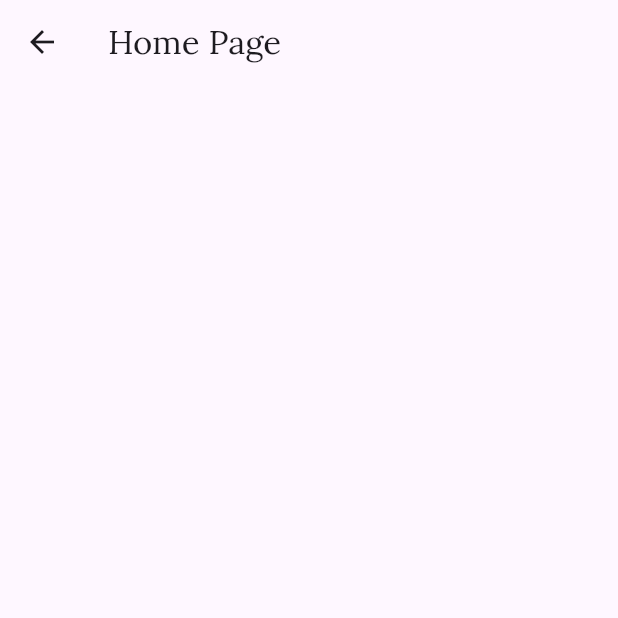
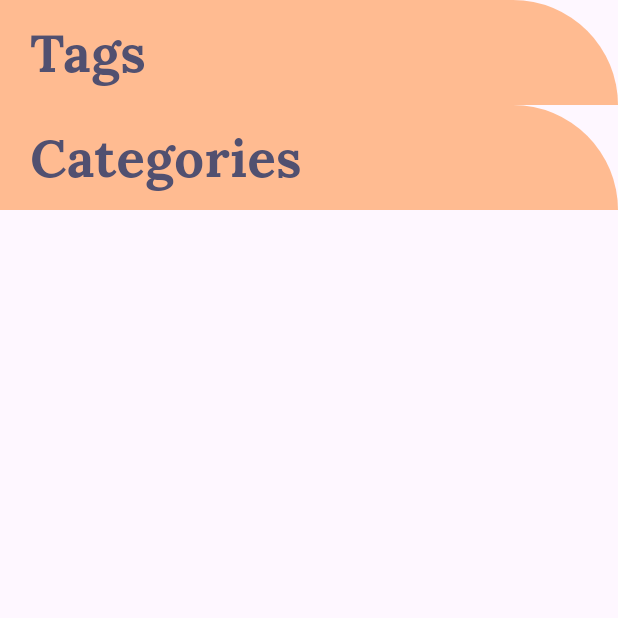
Before and after one commit to hsushwesin/foodmonkey, a Flutter app: the Home screen opened directly, on a phone screen of 412 x 824 dp, the top half of it. Run offline on Flutter 3.47's test engine with Material 3 defaults, Android fonts, the phone set to English and light mode, and no system bars.

Commit message:
Home Title Bar

```diff
--- a/food/lib/pages/home.dart
+++ b/food/lib/pages/home.dart
@@ -1,4 +1,5 @@
 import 'package:flutter/material.dart';
+import 'package:food/utils/constants.dart';
 
 class Home extends StatefulWidget {
   const Home({super.key});
@@ -11,7 +12,22 @@ class _HomeState extends State<Home> {
   @override
   Widget build(BuildContext context) {
     return Scaffold(
-      appBar: AppBar(title: Text("Home Page")),
+      body: Column(crossAxisAlignment: CrossAxisAlignment.stretch, children: [
+        _buildTitleTaxBar("Tags"),
+        _buildTitleTaxBar("Categories"),
+      ]),
     );
   }
 }
+
+Widget _buildTitleTaxBar(text) {
+  return Container(
+    padding: EdgeInsets.symmetric(horizontal: 20, vertical: 10),
+    decoration: BoxDecoration(
+        color: secondary,
+        borderRadius: BorderRadius.only(topRight: Radius.circular(80))),
+    child: Text(text,
+        style: TextStyle(
+            fontSize: 35, fontWeight: FontWeight.bold, color: normal)),
+  );
+}
```
